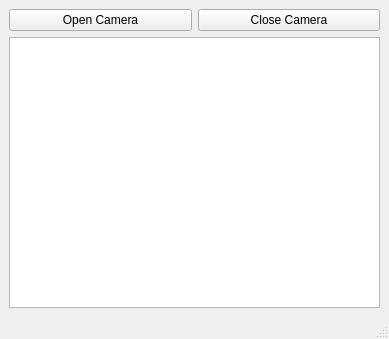
adem0zer/Qt, file FaceLandmarks/mainwindow.ui: the form before one commit.
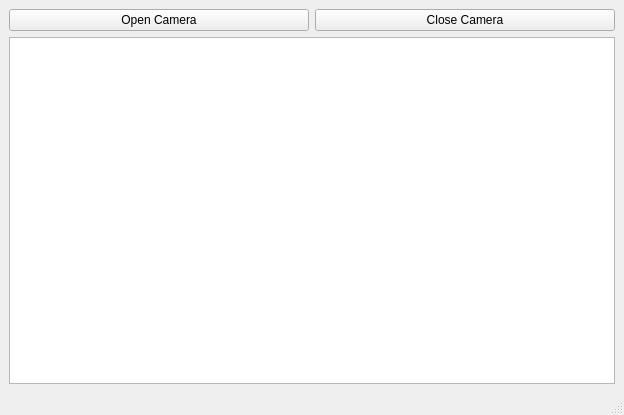
The form after the commit.

```diff
--- a/FaceLandmarks/mainwindow.ui
+++ b/FaceLandmarks/mainwindow.ui
@@ -6,8 +6,8 @@
    <rect>
     <x>0</x>
     <y>0</y>
-    <width>389</width>
-    <height>339</height>
+    <width>624</width>
+    <height>415</height>
    </rect>
   </property>
   <property name="windowTitle">
```
Left out of the diff: 2 changed lines with no effect on the pictures.
